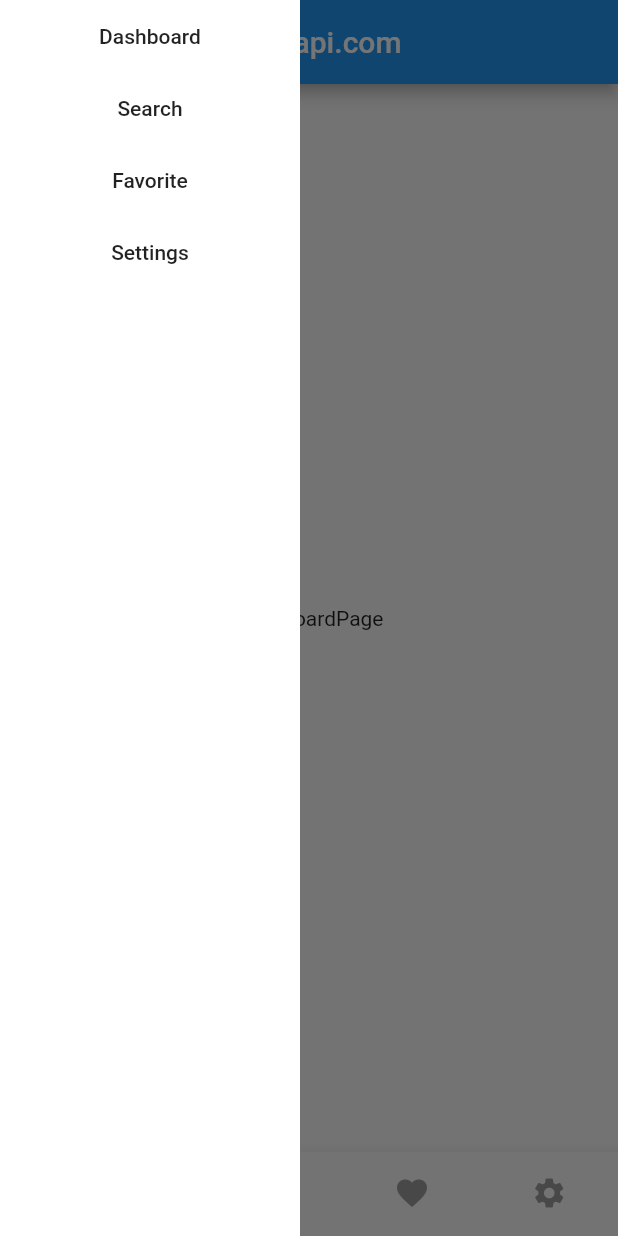
After one commit to ggrangga/demo_app, a Flutter app: the HomePage screen opened by its route, with the side drawer open, on a phone screen of 412 x 824 dp. The commit adds this screen. Run offline on Flutter 3.47's test engine with Material 2 defaults, Android fonts, the phone set to English and light mode, and no system bars.

Commit message:
prepare to use title, hope not sucks

```diff
--- a/lib/src/app.dart
+++ b/lib/src/app.dart
@@ -1,5 +1,5 @@
 import 'package:flutter/material.dart';
-import 'screens/login_screen.dart';
+import 'screens/login/login_screen.dart';
 
 class App extends StatelessWidget {
   Widget build(context) {
--- /dev/null
+++ b/lib/src/router.dart
@@ -0,0 +1,41 @@
+import 'package:flutter/material.dart';
+import 'routes.dart';
+import 'screens/home/home_page.dart';
+import 'screens/dashboard/dashboard_page.dart';
+import 'screens/login/login_screen.dart';
+import 'screens/search_screen.dart';
+import 'screens/not_found_page.dart';
+
+abstract class Router {
+  static Map<String, WidgetBuilder> routes = {
+    Routes.home: (BuildContext context) => HomePage(),
+    Routes.dashboard: (BuildContext context) => HomePage(page: HomePageOptions.dashboard,),
+    Routes.login: (BuildContext context) => LoginScreen(),
+    Routes.search: (BuildContext context) => SearchScreen(),
+  };
+
+  ///   settings/profile/edit/?title=Matrix&year=2010
+
+  static Route<dynamic> onGenerateRoute(RouteSettings settings) {
+    final List<String> pathElements = settings.name.split('/');
+    if (pathElements[0] != '') {
+      return null;
+    } else if (pathElements[1] == Routes.favoriteDetailsPath) {
+      return MaterialPageRoute(
+        builder: (context) {
+          return DashboardPage();
+        },
+      );
+    }
+    return null;
+  }
+
+  static Route<dynamic> onUnknownRoute(RouteSettings settings) {
+    return MaterialPageRoute(
+        builder: (context) {
+          return NotFoundPage();
+        },
+      );
+  }
+
+}
--- /dev/null
+++ b/lib/src/routes.dart
@@ -0,0 +1,17 @@
+abstract class Routes {
+  static const String login = '/login';
+  static const String homePath = 'home';
+  static const String home = '/$homePath';
+  static const String dashboardPath = 'dashboard';
+  static const String dashboard = '$home/$dashboardPath';
+  static const String searchPath = 'search';
+  static const String search = '$home/$searchPath';
+  static const String favoriteListPath = 'favoriteList';
+  static const String favoriteList = '$home/$favoriteListPath';
+  static const String settingsPath = 'favoriteList';
+  static const String settings = '$home/$settingsPath';
+  static const String favoriteDetailsPath = 'favoriteDetails';
+  static const String favoriteDetails = '/$favoriteDetailsPath';
+  static const String notFoundPath = 'notFound';
+  static const String notFound = '/$notFoundPath';
+}
--- /dev/null
+++ b/lib/src/screens/dashboard/dashboard_page.dart
@@ -0,0 +1,15 @@
+
+import 'package:flutter/material.dart';
+
+class DashboardPage extends StatelessWidget {
+  const DashboardPage({Key key}) : super(key: key);
+
+  @override
+  Widget build(BuildContext context) {
+    return Center(
+      child: Container(
+        child: Text('DashboardPage'),
+      ),
+    );
+  }
+}
--- /dev/null
+++ b/lib/src/screens/home/home_page.dart
@@ -0,0 +1,86 @@
+import 'package:flutter/material.dart';
+import '../dashboard/dashboard_page.dart';
+import '../home/widgets/drawer/home_drawer.dart';
+import '../search_screen.dart';
+
+enum HomePageOptions {
+  dashboard,
+  serarch,
+  favorite,
+  settings,
+}
+
+class HomePage extends StatefulWidget {
+  final HomePageOptions page;
+
+  const HomePage({Key key, this.page}) : super(key: key);
+
+  @override
+  _HomePageState createState() => _HomePageState();
+}
+
+class _HomePageState extends State<HomePage> {
+  int _selectedPageIndex;
+  final String title;
+
+  _HomePageState({@required this.title});
+
+  @override
+  void initState() {
+    super.initState();
+    _selectedPageIndex = widget.page?.index ?? 0;
+  }
+
+  final List<Widget> _pages = [
+    DashboardPage(),
+    SearchScreen(),
+    //FavoriteVideoListPage(),
+    //SettingPage(),
+  ];
+
+  void _onItemSelected(int index) {
+    setState(() {
+      _selectedPageIndex = index;
+    });
+  }
+
+  BottomNavigationBar _buildBottomNavigationBar() {
+    return BottomNavigationBar(
+        items: const <BottomNavigationBarItem>[
+          BottomNavigationBarItem(
+            icon: Icon(Icons.dashboard),
+            title: Text('Dashboard'),
+          ),
+          BottomNavigationBarItem(
+            icon: Icon(Icons.search),
+            title: Text('Search'),
+          ),
+          BottomNavigationBarItem(
+            icon: Icon(Icons.favorite),
+            title: Text('Favorite'),
+          ),
+          BottomNavigationBarItem(
+            icon: Icon(Icons.settings),
+            title: Text('Settings'),
+          ),
+        ],
+        currentIndex: _selectedPageIndex,
+        unselectedItemColor: Colors.grey,
+        selectedItemColor: Theme.of(context).primaryColor,
+        onTap: _onItemSelected,
+      );
+  }
+
+  @override
+  Widget build(BuildContext context) {
+    return Scaffold(
+      appBar: AppBar(
+        centerTitle: true,
+        title: Text('omdbapi.com'),
+      ),
+      body: _pages[_selectedPageIndex],
+      drawer: HomeDrawer(callback: _onItemSelected),
+      bottomNavigationBar: _buildBottomNavigationBar(),
+    );
+  }
+}
--- /dev/null
+++ b/lib/src/screens/home/widgets/drawer/home_drawer.dart
@@ -0,0 +1,64 @@
+import 'package:flutter/material.dart';
+
+typedef DrawerCallback = Function(int index);
+
+class HomeDrawer extends StatefulWidget {
+  final DrawerCallback callback;
+
+  const HomeDrawer({Key key, @required this.callback}) : super(key: key);
+
+  @override
+  _HomeDrawerState createState() => _HomeDrawerState();
+}
+
+class _HomeDrawerState extends State<HomeDrawer> {
+  void _showDashboardPage() {
+    widget.callback(0);
+    Navigator.of(context).pop();
+  }
+
+  void _showSearchPage() {
+    widget.callback(1);
+    Navigator.of(context).pop();
+  }
+
+  void _showFavoriteListPage() {
+    widget.callback(2);
+    Navigator.of(context).pop();
+  }
+
+  void _showSettingsPage() {
+    widget.callback(3);
+    Navigator.of(context).pop();
+  }
+
+  @override
+  Widget build(BuildContext context) {
+    return Container(
+      width: 200,
+      color: Colors.white,
+      child: SafeArea(
+        child: Column(
+          children: <Widget>[
+            FlatButton(
+              child: Text('Dashboard'),
+              onPressed: _showDashboardPage,
+            ),
+            FlatButton(
+              child: Text('Search'),
+              onPressed: _showSearchPage,
+            ),
+            FlatButton(
+              child: Text('Favorite'),
+              onPressed: _showFavoriteListPage,
+            ),
+            FlatButton(
+              child: Text('Settings'),
+              onPressed: _showSettingsPage,
+            ),
+          ],
+        ),
+      ),
+    );
+  }
+}
--- a/lib/src/screens/login_screen.dart
+++ b/lib/src/screens/login/login_screen.dart
@@ -1,10 +1,12 @@
 import 'package:flutter/material.dart';
 import 'package:http/http.dart' show get;
 import 'dart:convert';
-import '../mixins/validation_mixin.dart';
-import '../enum.dart';
+import '../../mixins/validation_mixin.dart';
+import '../../enum.dart';
+import '../../routes.dart';
 
 class LoginScreen extends StatefulWidget {
+  const LoginScreen({Key key}) : super(key: key);
   createState(){
     return LoginScreenState();
   }
@@ -13,8 +15,11 @@ class LoginScreen extends StatefulWidget {
 class LoginScreenState extends State<LoginScreen> with ValidationMixin {
   final formKey = GlobalKey<FormState>();
   String token;
+
+  @override
   Widget build(context) {
-    return Container(
+    return new Scaffold(
+      body: Container(
         margin: EdgeInsets.all(20.0),
         child: Form(
           key: formKey,
@@ -27,6 +32,7 @@ class LoginScreenState extends State<LoginScreen> with ValidationMixin {
             ],
           ),
         ),
+      )
     );
   }
 
@@ -55,7 +61,8 @@ class LoginScreenState extends State<LoginScreen> with ValidationMixin {
           var response = await get(url);
           var rs = json.decode(response.body);
           if (rs['Response'] == "True") {
-            print("rs => "+ rs.toString());
+            Navigator.of(context).pushNamed(Routes.dashboard,
+                arguments: 'Go to => Dashboard');
           }
         }
       },
--- a/lib/src/screens/search_screen.dart
+++ b/lib/src/screens/search_screen.dart
@@ -5,13 +5,14 @@ import 'dart:convert';
 import '../widget/image_list.dart';
 import '../enum.dart';
 
-class App extends StatefulWidget {
+class SearchScreen extends StatefulWidget {
+  SearchScreen({Key key}) : super(key: key);
   createState() {
     return AppState();
   }
 }
 
-class AppState extends State<App> {
+class AppState extends State<SearchScreen> {
   int counter = 0;
   final url = Enums.omdbapi + "apikey=" + Enums.omdbapiKey;
   List<ImageModel> images = [];
@@ -47,7 +48,7 @@ class AppState extends State<App> {
   }
 
   Widget build(context) {
-    return MaterialApp(
+    /*return MaterialApp(
       home: Scaffold(
         body: ImageList(images),
         appBar: AppBar(
@@ -82,6 +83,19 @@ class AppState extends State<App> {
         ),
       ),
     );
+  }*/
+  return new Container(
+      child: Column(
+        children: <Widget>[
+          SearchBoxPage(
+            onSearchTappedCallback: (String movieName) {
+              fetchImageSearch(movieName);
+            },
+          ),
+          ImageList(images),
+        ],
+      ),
+    );
   }
 }
 
@@ -104,12 +118,13 @@ class SearchBoxState extends State<SearchBoxPage> {
   Widget build(BuildContext context) {
     return Container(
       alignment: Alignment.centerLeft,
+      margin: EdgeInsets.all(20.0),
       color: Colors.white,
       child: Row(
         children: [
           Expanded(
-            child: TextField(
-              decoration: InputDecoration(
+            child: new TextField(
+                decoration: InputDecoration(
                 hintText: "Search by Title for 2019...",
               ),
               onChanged: (value) {
@@ -117,7 +132,7 @@ class SearchBoxState extends State<SearchBoxPage> {
                   textfieldOnlyTitleValue = value;
                 });
               },
-            ),
+            )
           ),
           IconButton(
             icon: Icon(
--- a/lib/src/widget/image_list.dart
+++ b/lib/src/widget/image_list.dart
@@ -6,8 +6,11 @@ class ImageList extends StatelessWidget {
 
   ImageList(this.images);
   Widget build(context) {
-    return ListView.builder(
+    return new Expanded (
+      child: ListView.builder(
         itemCount: images.length,
+        //scrollDirection: Axis.vertical,
+        //shrinkWrap : true,
         itemBuilder: (context, int index){
           if(images[index].poster != null && images[index].poster.length > 3){
             return Container(
@@ -43,6 +46,7 @@ class ImageList extends StatelessWidget {
             );
           }
         }
+      )
     );
   }
 }
```
Also changed, not shown: lib/main.dart (+20 -3 lines), lib/src/screens/not_found_page.dart (added, +13 -0 lines). Lines whose indentation alone changed are shown as unchanged.
